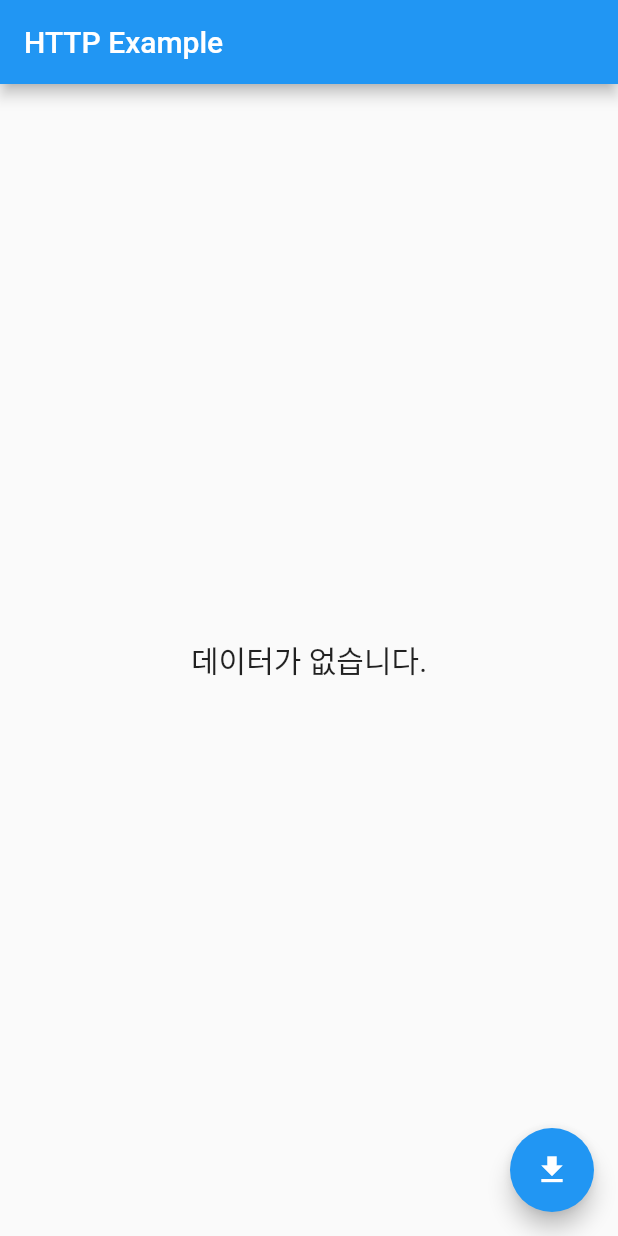
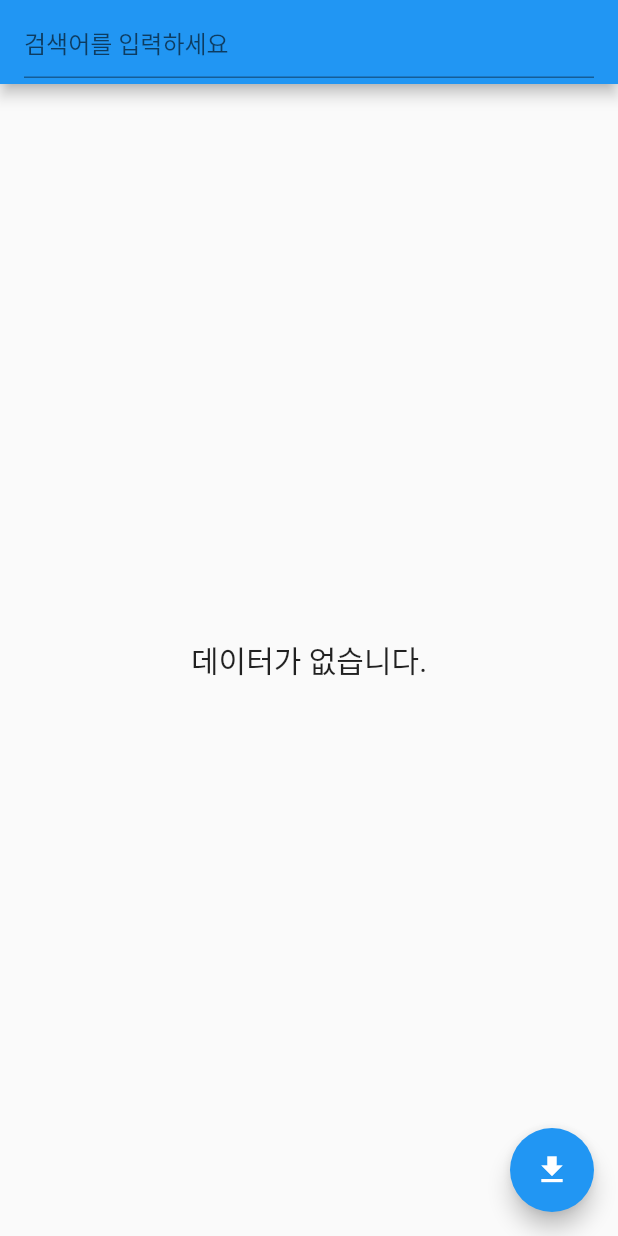
Before and after one commit to mccormick84/flutter_http_example, a Flutter app: the screen it shows after launch, after a tap on the "file download" icon, on a phone screen of 412 x 824 dp. Run offline on Flutter 3.47's test engine with Material 2 defaults, Android fonts, the phone set to English and light mode, and no system bars; network calls fail.

Commit message:
검색 기능 추가하기

```diff
--- a/lib/main.dart
+++ b/lib/main.dart
@@ -25,18 +25,42 @@ class HttpApp extends StatefulWidget {
 class _HttpApp extends State<HttpApp> {
   String result = '';
   List? data;
+  TextEditingController? _editingController;
+  ScrollController? _scrollController;
+  int page = 1;
 
   @override
   void initState() {
     super.initState();
     data = new List.empty(growable: true);
+    _editingController = new TextEditingController();
+    _scrollController = new ScrollController();
+
+    // 스크롤 할 때마다 offset을 검사해 maxScrollExtent 보다 크거나 같고
+    // 스크롤 컨트롤러의 position에 정의된 범위를 넘어가지 않으면 목록의 마지막이라고 인식
+    _scrollController!.addListener(() {
+      if (_scrollController!.offset >=
+              _scrollController!.position.maxScrollExtent &&
+          !_scrollController!.position.outOfRange) {
+        debugPrint('bottom');
+        // 그러면 page를 1증가 시킨 후 getJSONData() 함수를 호출
+        page++;
+        getJSONData();
+      }
+    });
   }
 
   @override
   Widget build(BuildContext context) {
     return Scaffold(
       appBar: AppBar(
-        title: const Text('HTTP Example'),
+        title: TextField(
+          controller: _editingController,
+          style: const TextStyle(color: Colors.white),
+          keyboardType: TextInputType.text,
+          decoration: const InputDecoration(
+              hintText: '검색어를 입력하세요'), // 텍스트필드 위젯에 보이는 텍스트를 꾸미는 옵션
+        ),
       ),
       body: Center(
         child: data!.isEmpty
@@ -58,7 +82,7 @@ class _HttpApp extends State<HttpApp> {
                         ),
                         Column(
                           children: <Widget>[
-                            Container(
+                            SizedBox(
                               width: MediaQuery.of(context).size.width - 150,
                               child: Text(
                                 data![index]['title'].toString(),
@@ -76,10 +100,13 @@ class _HttpApp extends State<HttpApp> {
                   );
                 },
                 itemCount: data!.length,
+                controller: _scrollController,
               ),
       ),
       floatingActionButton: FloatingActionButton(
         onPressed: () {
+          page = 1;
+          data!.clear();
           getJSONData();
         },
         child: const Icon(Icons.file_download),
@@ -88,7 +115,8 @@ class _HttpApp extends State<HttpApp> {
   }
 
   Future<String> getJSONData() async {
-    var url = 'https://dapi.kakao.com/v3/search/book?target=title&query=doit';
+    var url = 'https://dapi.kakao.com/v3/search/book?'
+        'target=title&page=$page&query=${_editingController!.value.text}';
     var response = await http.get(Uri.parse(url),
         headers: {'Authorization': "KakaoAK 2f6ee3fb00ba02dcd4cfd694dd5dbdba"});
     setState(() {
```
